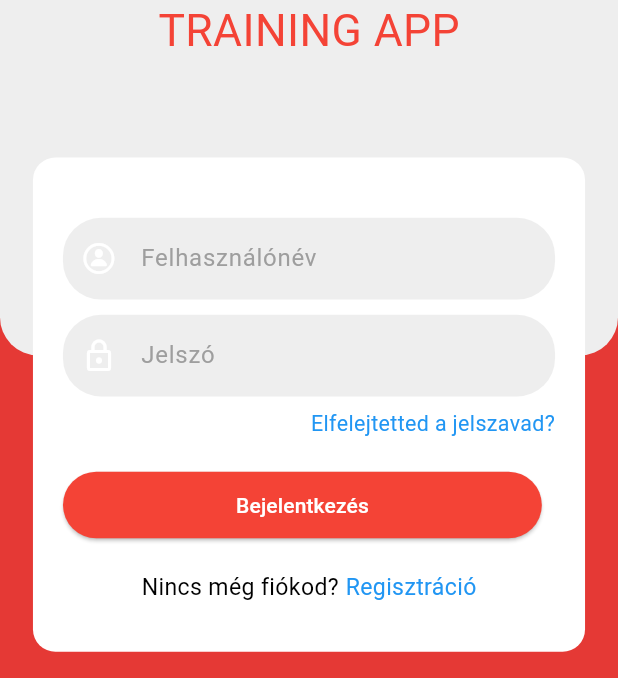
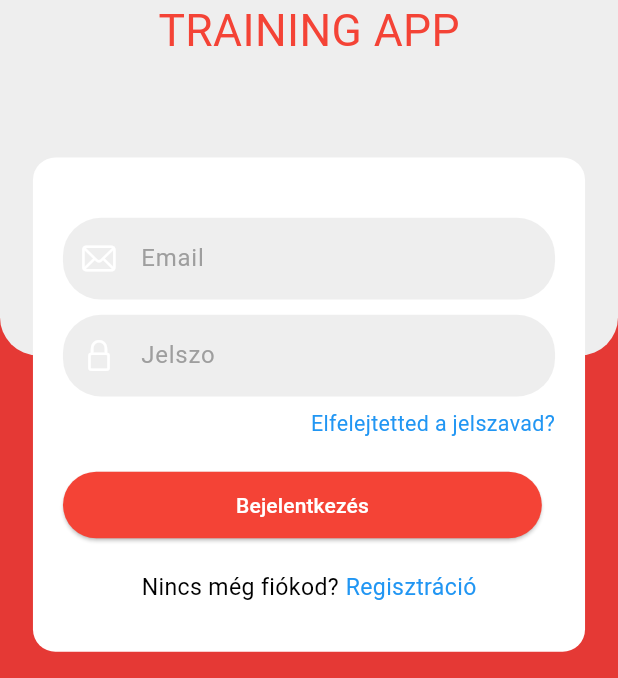
Before and after one commit to Mark20026/MarusinecApp, a Flutter app: the screen it shows after launch, on a phone screen of 412 x 824 dp, the part 558-1236 px from its top. Run offline on Flutter 3.47's test engine with Material 3 defaults, Android fonts, the phone set to English and light mode, and no system bars; our stand-ins replace flutter_screenutil.

Commit message:
Created the registration screen

```diff
--- a/lib/screens/login.dart
+++ b/lib/screens/login.dart
@@ -1,6 +1,9 @@
 import 'package:flutter/cupertino.dart';
 import 'package:flutter/material.dart';
+import 'package:flutter/widgets.dart';
 import 'package:flutter_screenutil/flutter_screenutil.dart';
+import 'package:marusinec_app/screens/register.dart';
+import 'package:marusinec_app/utils/custom_textField.dart';
 
 class LoginScreen extends StatefulWidget {
   const LoginScreen({super.key});
@@ -57,11 +60,9 @@ class _LoginScreenState extends State<LoginScreen> {
             ),
           ),
           Positioned(
-            top: 470.h, // A lebegő widget magassága a képernyő tetejétől
-            left: 20
-                .w, // A lebegő widget bal oldali távolsága a képernyő bal szélétől
-            right: 20
-                .w, // A lebegő widget jobb oldali távolsága a képernyő jobb szélétől
+            top: 470.h,
+            left: 20.w,
+            right: 20.w,
             child: Container(
               padding: EdgeInsets.all(20.0),
               height: 300.sp,
@@ -73,40 +74,18 @@ class _LoginScreenState extends State<LoginScreen> {
                 crossAxisAlignment: CrossAxisAlignment.start,
                 children: [
                   SizedBox(height: 20.h),
-                  TextField(
-                    decoration: InputDecoration(
-                      filled: true,
-                      fillColor: Colors.grey.shade200,
-                      border: OutlineInputBorder(
-                        borderSide: BorderSide.none,
-                        borderRadius: BorderRadius.circular(25.r),
-                      ),
-                      hintText: "Felhasználónév",
-                      hintStyle: TextStyle(color: Colors.grey),
-                      contentPadding: EdgeInsets.symmetric(vertical: 15.h),
-                      prefixIcon: Icon(
-                        CupertinoIcons.person_circle,
-                        color: Colors.white,
-                      ),
-                    ),
+                  CustomTextField(
+                    hintText: "Email",
+                    prefixIcon: CupertinoIcons.mail,
+                    color: Colors.grey.shade200,
+                    iconColor: Colors.white,
                   ),
                   SizedBox(height: 10.h),
-                  TextField(
-                    decoration: InputDecoration(
-                      filled: true,
-                      fillColor: Colors.grey.shade200,
-                      border: OutlineInputBorder(
-                        borderSide: BorderSide.none,
-                        borderRadius: BorderRadius.circular(25.r),
-                      ),
-                      hintText: "Jelszó",
-                      hintStyle: TextStyle(color: Colors.grey),
-                      contentPadding: EdgeInsets.symmetric(vertical: 15.h),
-                      prefixIcon: Icon(
-                        Icons.lock_outline,
-                        color: Colors.white,
-                      ),
-                    ),
+                  CustomTextField(
+                    hintText: "Jelszo",
+                    prefixIcon: CupertinoIcons.lock,
+                    color: Colors.grey.shade200,
+                    iconColor: Colors.white,
                   ),
                   SizedBox(
                     height: 8.h,
@@ -119,9 +98,7 @@ class _LoginScreenState extends State<LoginScreen> {
                         style: TextStyle(color: Colors.blue, fontSize: 13.sp),
                       )),
                   SizedBox(height: 20.h),
-                  Padding(
-                    padding: EdgeInsets.only(left: 0.w),
-                    child: ElevatedButton(
+                  ElevatedButton(
                     onPressed: () {
                       // Bejelentkezési logika
                     },
@@ -135,7 +112,6 @@ class _LoginScreenState extends State<LoginScreen> {
                       style: TextStyle(color: Colors.white),
                     ),
                   ),
-                  ),
                   SizedBox(height: 20.h),
                   Row(
                     mainAxisAlignment: MainAxisAlignment.center,
@@ -147,8 +123,18 @@ class _LoginScreenState extends State<LoginScreen> {
                       SizedBox(
                         width: 4.w,
                       ),
-                      Text("Regisztráció",
-                          style: TextStyle(color: Colors.blue, fontSize: 14.sp))
+                      GestureDetector(
+                        onTap: () {
+                          Navigator.of(context).push(
+                            MaterialPageRoute(
+                              builder: (context) => const RegisterScreen(),
+                            ),
+                          );
+                        },
+                        child: Text("Regisztráció",
+                            style:
+                                TextStyle(color: Colors.blue, fontSize: 14.sp)),
+                      )
                     ],
                   ),
                 ],
--- /dev/null
+++ b/lib/utils/custom_textField.dart
@@ -0,0 +1,39 @@
+import 'package:flutter/material.dart';
+import 'package:flutter_screenutil/flutter_screenutil.dart';
+import 'package:flutter/cupertino.dart';
+
+class CustomTextField extends StatelessWidget {
+  final String hintText;
+  final IconData prefixIcon;
+  final Color color;
+  final Color iconColor;
+
+  const CustomTextField({
+    Key? key,
+    required this.hintText,
+    required this.prefixIcon,
+    required this.color,
+    required this.iconColor,
+  }) : super(key: key);
+
+  @override
+  Widget build(BuildContext context) {
+    return TextField(
+      decoration: InputDecoration(
+        filled: true,
+        fillColor: color,
+        border: OutlineInputBorder(
+          borderSide: BorderSide.none,
+          borderRadius: BorderRadius.circular(25.r),
+        ),
+        hintText: hintText,
+        hintStyle: TextStyle(color: Colors.grey),
+        contentPadding: EdgeInsets.symmetric(vertical: 15.h),
+        prefixIcon: Icon(
+          prefixIcon,
+          color: iconColor,
+        ),
+      ),
+    );
+  }
+}
```
Also changed, not shown: lib/screens/register.dart (added, +130 -0 lines). Lines whose indentation alone changed are shown as unchanged.
